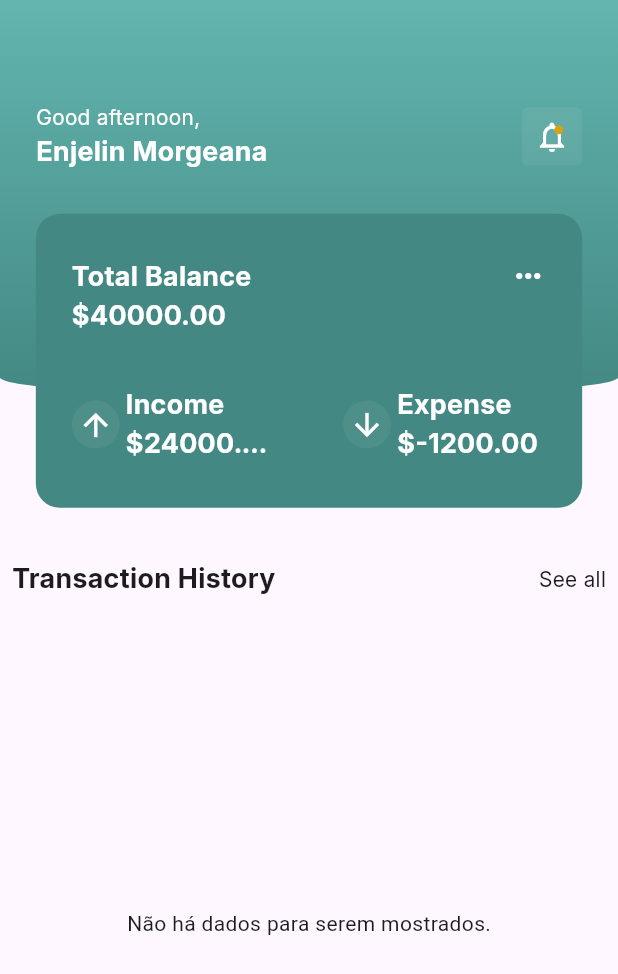
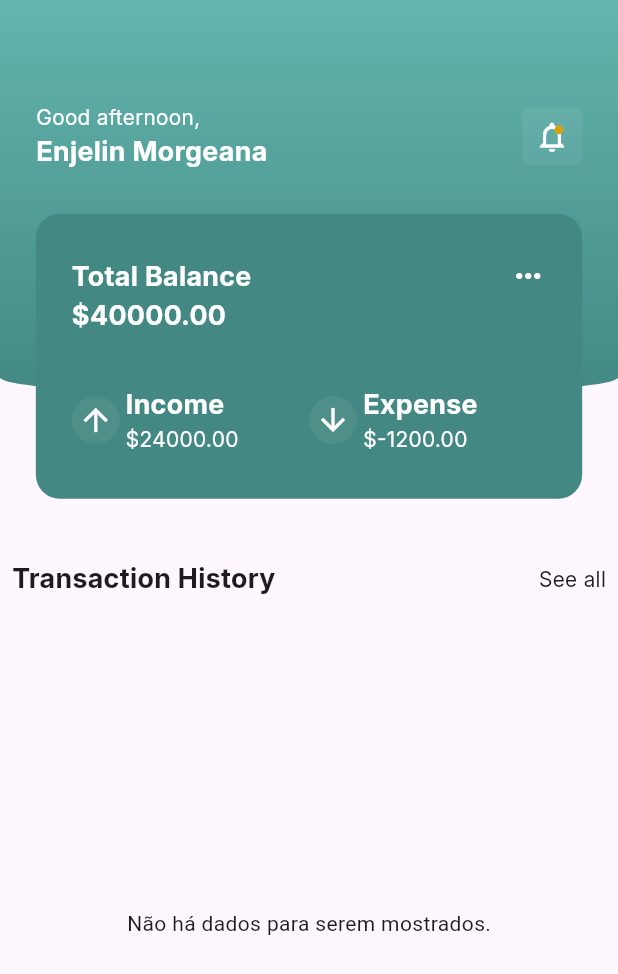
Before and after one commit to Emerson018/mps_bikes_project, a Flutter app: the HomePage screen opened directly, on a phone screen of 412 x 824 dp. Shown: the top 974 px of the screen. Run offline on Flutter 3.47's test engine with Material 3 defaults, Android fonts, the phone set to English and light mode, and no system bars; our stand-ins replace cloud_firestore, cloud_functions, firebase_auth, firebase_core, flutter_secure_storage, get_it; accounts and stored records are empty.

Commit message:
corringo erro de diminuir a tela

```diff
--- a/lib/features/home/home_widgets/balance_card_widget.dart
+++ b/lib/features/home/home_widgets/balance_card_widget.dart
@@ -39,35 +39,27 @@ class BalanceCard extends StatelessWidget {
   mainAxisAlignment: MainAxisAlignment.spaceBetween,
   crossAxisAlignment: CrossAxisAlignment.start,
   children: [
-                Column(
+    Expanded( // Garante que o texto não ultrapasse a tela
+      child: Column(
         crossAxisAlignment: CrossAxisAlignment.start,
         children: [
           Text(
             'Total Balance',
             textScaleFactor: textScaleFactor,
-                      style: AppTextStyles.mediumText18
-                          .apply(color: AppColors.white),
+            style: AppTextStyles.mediumText18.apply(color: AppColors.white),
           ),
-                    ConstrainedBox(
-                      constraints: BoxConstraints.tightFor(width: 250.0.w),
-                      child: Text(
+          Text(
             '\$${totalAmount.toStringAsFixed(2)}',
             textScaleFactor: textScaleFactor,
-                        style: AppTextStyles.mediumText18
-                            .apply(color: AppColors.white),
-                        overflow: TextOverflow.ellipsis,
+            style: AppTextStyles.mediumText18.apply(color: AppColors.white),
+            overflow: TextOverflow.ellipsis, // Evita que o texto estoure a tela
           ),
-                    )
         ],
       ),
-                GestureDetector(
-                  onTap: () => log('options'),
-                  child: PopupMenuButton(
+    ),
+    PopupMenuButton( // Não ocupa espaço extra
       padding: EdgeInsets.zero,
-                    child: const Icon(
-                      Icons.more_horiz,
-                      color: AppColors.white,
-                    ),
+      child: const Icon(Icons.more_horiz, color: AppColors.white),
       itemBuilder: (context) => [
         const PopupMenuItem(
           height: 24.0,
@@ -75,17 +67,19 @@ class BalanceCard extends StatelessWidget {
         ),
       ],
     ),
-                ),
   ],
 ),
+
             SizedBox(height: 36.h),
             Row(
   mainAxisAlignment: MainAxisAlignment.spaceBetween,
   children: [
-                TransactionValueWidget(amount: incomeAmount),
-                TransactionValueWidget(amount: outcomeAmount),
+    Expanded(child: TransactionValueWidget(amount: incomeAmount)),
+    Expanded(child: TransactionValueWidget(amount: outcomeAmount)),
   ],
 ),
+
+
           ],
         ),
       ),
@@ -121,27 +115,28 @@ class TransactionValueWidget extends StatelessWidget {
           ),
         ),
         const SizedBox(width: 4.0),
-        Column(
+        Flexible( // Adicionando flexibilidade
+      child: Column(
         mainAxisSize: MainAxisSize.min,
         crossAxisAlignment: CrossAxisAlignment.start,
         children: [
           Text(
             amount.isNegative ? 'Expense' : 'Income',
             textScaleFactor: textScaleFactor,
-              style:
-                  AppTextStyles.mediumText18.apply(color: AppColors.white),
+            style: AppTextStyles.mediumText18.apply(color: AppColors.white),
           ),
           ConstrainedBox(
-              constraints: BoxConstraints.tightFor(width: 100.0.w),
+            constraints: BoxConstraints(maxWidth: 100.0.w), // Limitar largura
             child: Text(
                 '\$${amount.toStringAsFixed(2)}',
                 textScaleFactor: textScaleFactor,
-                style: AppTextStyles.mediumText18.apply(color: AppColors.white),
+                style: AppTextStyles.smallText.apply(color: AppColors.white),
                 overflow: TextOverflow.ellipsis,
               ),
             ),
           ],
-        )
+        ),
+      ),
       ],
     );
   }
```
Lines whose indentation alone changed are shown as unchanged.
